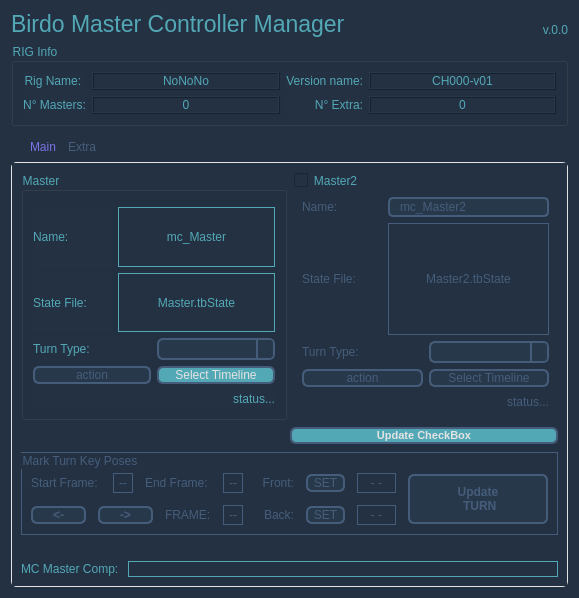
Above: package/harmony20/BirdoPack/ui/BD_BirdoMCManager.ui from otmbneto/BirdoApp before the change. Below: the same form after it.
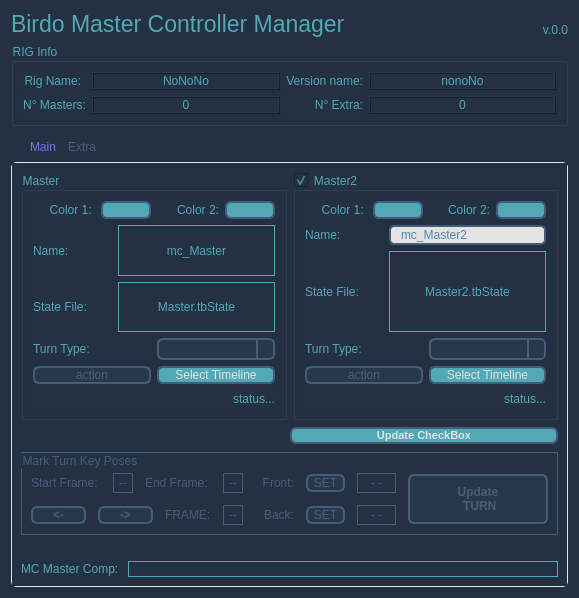
That is the form after the change.

Commit message: wip 2 da ferramenta MCManager... varios arquivos

```diff
--- a/package/harmony20/BirdoPack/ui/BD_BirdoMCManager.ui
+++ b/package/harmony20/BirdoPack/ui/BD_BirdoMCManager.ui
@@ -344,7 +344,7 @@
          <enum>QFrame::Raised</enum>
         </property>
         <property name="text">
-         <string>CH000-v01</string>
+         <string>nonoNo</string>
         </property>
         <property name="alignment">
          <set>Qt::AlignCenter</set>
@@ -440,10 +440,69 @@
            <property name="title">
             <string>Master</string>
            </property>
-           <layout class="QVBoxLayout" name="verticalLayout">
-            <property name="topMargin">
-             <number>15</number>
-            </property>
+           <layout class="QVBoxLayout" name="verticalLayout_2">
+            <item>
+             <layout class="QHBoxLayout" name="horizontalLayout_18">
+              <item>
+               <widget class="QLabel" name="label_5">
+                <property name="text">
+                 <string>Color 1: </string>
+                </property>
+                <property name="alignment">
+                 <set>Qt::AlignRight|Qt::AlignTrailing|Qt::AlignVCenter</set>
+                </property>
+               </widget>
+              </item>
+              <item>
+               <widget class="QPushButton" name="pushMasterCor1">
+                <property name="minimumSize">
+                 <size>
+                  <width>50</width>
+                  <height>0</height>
+                 </size>
+                </property>
+                <property name="maximumSize">
+                 <size>
+                  <width>50</width>
+                  <height>16777215</height>
+                 </size>
+                </property>
+                <property name="text">
+                 <string/>
+                </property>
+               </widget>
+              </item>
+              <item>
+               <widget class="QLabel" name="label_11">
+                <property name="text">
+                 <string>Color 2:</string>
+                </property>
+                <property name="alignment">
+                 <set>Qt::AlignRight|Qt::AlignTrailing|Qt::AlignVCenter</set>
+                </property>
+               </widget>
+              </item>
+              <item>
+               <widget class="QPushButton" name="pushMasterCor2">
+                <property name="minimumSize">
+                 <size>
+                  <width>50</width>
+                  <height>0</height>
+                 </size>
+                </property>
+                <property name="maximumSize">
+                 <size>
+                  <width>50</width>
+                  <height>16777215</height>
+                 </size>
+                </property>
+                <property name="text">
+                 <string/>
+                </property>
+               </widget>
+              </item>
+             </layout>
+            </item>
             <item>
              <layout class="QHBoxLayout" name="horizontalLayout_11" stretch="1,2">
               <item>
@@ -580,12 +639,71 @@
             <bool>true</bool>
            </property>
            <property name="checked">
-            <bool>false</bool>
+            <bool>true</bool>
            </property>
-           <layout class="QVBoxLayout" name="verticalLayout_2">
-            <property name="topMargin">
-             <number>25</number>
-            </property>
+           <layout class="QVBoxLayout" name="verticalLayout">
+            <item>
+             <layout class="QHBoxLayout" name="horizontalLayout_19">
+              <item>
+               <widget class="QLabel" name="label_12">
+                <property name="text">
+                 <string>Color 1: </string>
+                </property>
+                <property name="alignment">
+                 <set>Qt::AlignRight|Qt::AlignTrailing|Qt::AlignVCenter</set>
+                </property>
+               </widget>
+              </item>
+              <item>
+               <widget class="QPushButton" name="pushMaster2Cor1">
+                <property name="minimumSize">
+                 <size>
+                  <width>50</width>
+                  <height>0</height>
+                 </size>
+                </property>
+                <property name="maximumSize">
+                 <size>
+                  <width>50</width>
+                  <height>16777215</height>
+                 </size>
+                </property>
+                <property name="text">
+                 <string/>
+                </property>
+               </widget>
+              </item>
+              <item>
+               <widget class="QLabel" name="label_13">
+                <property name="text">
+                 <string>Color 2:</string>
+                </property>
+                <property name="alignment">
+                 <set>Qt::AlignRight|Qt::AlignTrailing|Qt::AlignVCenter</set>
+                </property>
+               </widget>
+              </item>
+              <item>
+               <widget class="QPushButton" name="pushMaster2Cor2">
+                <property name="minimumSize">
+                 <size>
+                  <width>50</width>
+                  <height>0</height>
+                 </size>
+                </property>
+                <property name="maximumSize">
+                 <size>
+                  <width>50</width>
+                  <height>16777215</height>
+                 </size>
+                </property>
+                <property name="text">
+                 <string/>
+                </property>
+               </widget>
+              </item>
+             </layout>
+            </item>
             <item>
              <layout class="QHBoxLayout" name="horizontalLayout_16" stretch="1,2">
               <item>
@@ -598,7 +716,7 @@
               <item>
                <widget class="QLineEdit" name="labelMaster2Name">
                 <property name="enabled">
-                 <bool>false</bool>
+                 <bool>true</bool>
                 </property>
                 <property name="text">
                  <string>mc_Master2</string>
```
Left out of the diff: 4 changed lines with no effect on the pictures. The commit also changes 4 other files.
